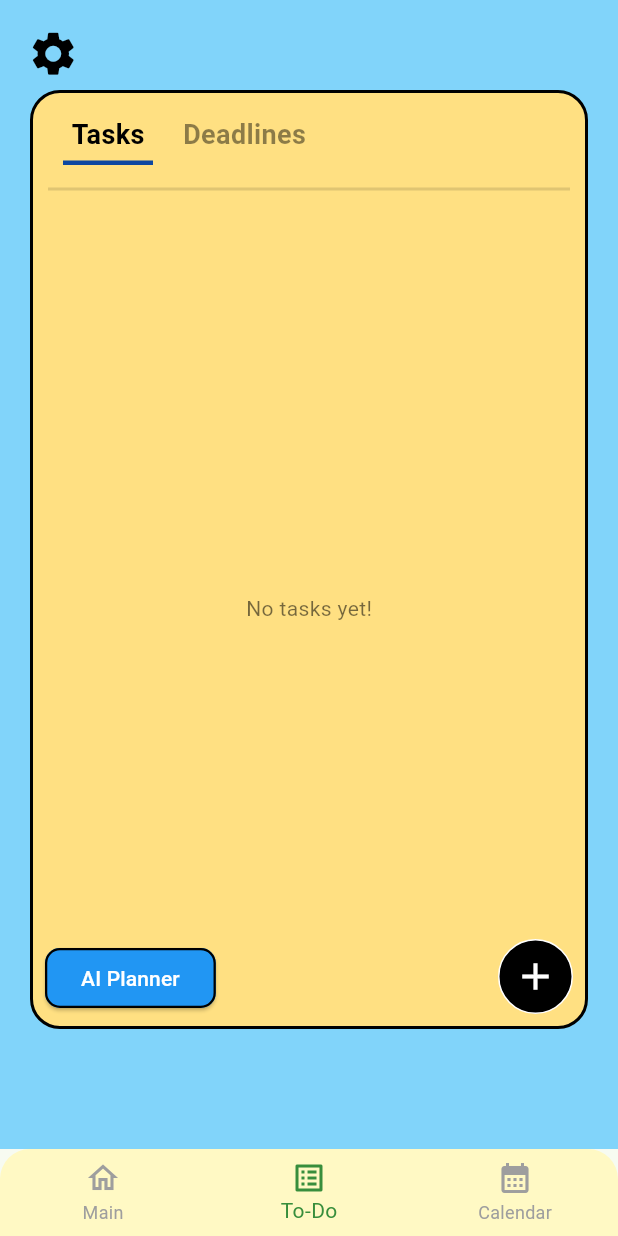
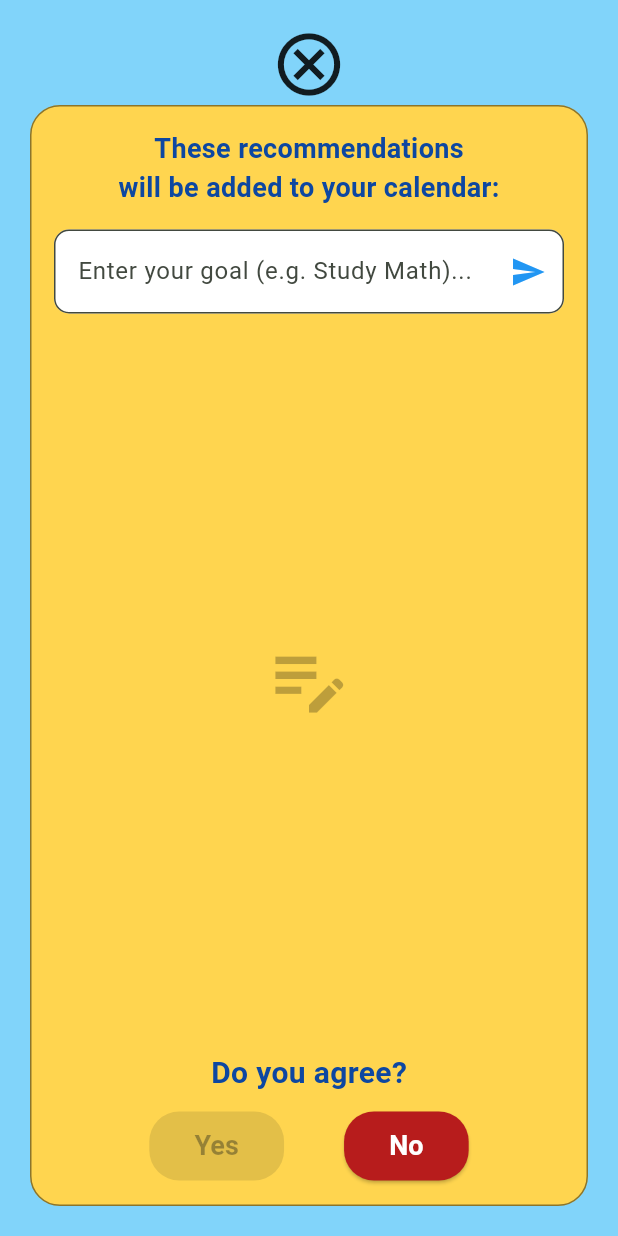
Before and after one commit to ntua-el22001/Mr-PlannTer-, a Flutter app: the screen it shows after launch, item 2 of the bottom bar chosen, after a tap on "AI Planner", on a phone screen of 412 x 824 dp. Run offline on Flutter 3.47's test engine with Material 3 defaults, Android fonts, the phone set to English and light mode, and no system bars; our stand-ins replace flutter_svg, google_generative_ai, googleapis_auth, shared_preferences, sqflite, sqflite_common_ffi and 1 more; missing offline and left inert: googleapis; accounts and stored records are empty.

Commit message:
AI Planner and to-do list

```diff
--- /dev/null
+++ b/lib/data/task_model.dart
@@ -0,0 +1,56 @@
+class Task {
+  // Πεδία (Τα δεδομένα μας)
+  int? id;
+  String title;
+  String description;
+  String type;          // 'task' ή 'deadline'
+  bool isCompleted;     // true ή false
+  String scheduledDate; // π.χ. "2025-12-25"
+  String scheduledTime; // π.χ. "10:30"
+  int duration;         // σε λεπτά
+  int importance;       // 1, 2, 3
+
+  // Κατασκευαστής (Πώς φτιάχνουμε ένα νέο Task)
+  Task({
+    this.id,
+    required this.title,
+    this.description = '',
+    required this.type,
+    this.isCompleted = false, // Από προεπιλογή είναι ατελείωτο
+    required this.scheduledDate,
+    required this.scheduledTime,
+    this.duration = 30,
+    this.importance = 1,
+  });
+
+  factory Task.fromMap(Map<String, dynamic> map) {
+    return Task(
+      id: map['id'],
+      title: map['title'],
+      description: map['description'] ?? '',
+      type: map['type'],
+      // Η SQLite αποθηκεύει το true/false ως 1/0. Εδώ το μετατρέπουμε πάλι.
+      isCompleted: (map['is_completed'] ?? 0) == 1,
+      scheduledDate: map['scheduled_date'],
+      scheduledTime: map['scheduled_time'],
+      duration: map['duration'] ?? 30,
+      importance: map['importance'] ?? 1,
+    );
+  }
+
+
+  Map<String, dynamic> toMap() {
+    return {
+      'id': id,
+      'title': title,
+      'description': description,
+      'type': type,
+      // Μετατρέπουμε το true σε 1 και το false σε 0 για τη βάση
+      'is_completed': isCompleted ? 1 : 0,
+      'scheduled_date': scheduledDate,
+      'scheduled_time': scheduledTime,
+      'duration': duration,
+      'importance': importance,
+    };
+  }
+}
--- a/lib/main.dart
+++ b/lib/main.dart
@@ -1,13 +1,19 @@
 import 'package:flutter/material.dart';
-// Εισάγουμε τον κεντρικό διαχειριστή πλοήγησης
-import 'package:app_mr_plannter/screens/main_wrapper_screen.dart';
+import 'dart:io';
+import 'package:sqflite_common_ffi/sqflite_ffi.dart';
 import 'data/local_storage_service.dart';
+import 'screens/main_wrapper_screen.dart';
 
-// Ορίζουμε το main μία φορά και ως async για να καλέσουμε την init()
 void main() async {
   WidgetsFlutterBinding.ensureInitialized();
 
-  // Αρχικοποίηση της τοπικής αποθήκευσης (Persistence)
+  if (Platform.isWindows || Platform.isLinux || Platform.isMacOS) {
+    // Αρχικοποίηση του Database Factory για Desktop
+    sqfliteFfiInit();
+    databaseFactory = databaseFactoryFfi;
+  }
+
+
   await LocalStorageService().init();
 
   runApp(const MyApp());
--- /dev/null
+++ b/lib/screens/ai_planner_screen.dart
@@ -0,0 +1,239 @@
+import 'package:flutter/material.dart';
+import '../data/database_helper.dart';
+import '../data/task_model.dart';
+import '../data/gemini_service.dart';
+
+class AIPlannerScreen extends StatefulWidget {
+  const AIPlannerScreen({super.key});
+
+  @override
+  State<AIPlannerScreen> createState() => _AIPlannerScreenState();
+}
+
+class _AIPlannerScreenState extends State<AIPlannerScreen> {
+  final TextEditingController _controller = TextEditingController();
+  bool _isGenerating = false;
+  List<Map<String, dynamic>> _generatedSteps = [];
+
+  // Δημιουργία του πλάνου με το Gemini AI
+  Future<void> _generatePlan() async {
+    final text = _controller.text.trim();
+    if (text.isEmpty) return;
+
+    FocusScope.of(context).unfocus();
+
+    setState(() {
+      _isGenerating = true;
+      _generatedSteps = [];
+    });
+
+    final steps = await GeminiService().generateStudyPlan(text);
+
+    if (mounted) {
+      setState(() {
+        _generatedSteps = steps.map((step) => {
+          'title': step,
+          'isSelected': true
+        }).toList();
+        _isGenerating = false;
+      });
+    }
+  }
+
+  Future<void> _saveSelectedTasks() async {
+    int count = 0;
+    for (var step in _generatedSteps) {
+      if (step['isSelected']) {
+        final newTask = Task(
+          title: step['title'],
+          type: 'task',
+          scheduledDate: DateTime.now().toIso8601String().split('T')[0],
+          scheduledTime: "09:00",
+          description: "AI Plan: ${_controller.text}",
+          duration: 30,
+          importance: 2,
+        );
+        await DatabaseHelper().insertTask(newTask.toMap());
+        count++;
+      }
+    }
+
+    if (mounted) {
+      ScaffoldMessenger.of(context).showSnackBar(SnackBar(content: Text("$count Tasks added!")));
+      Navigator.pop(context, true);
+    }
+  }
+
+  @override
+  Widget build(BuildContext context) {
+    return Scaffold(
+      backgroundColor: Colors.lightBlue.shade200, // Φόντο Ουρανού
+      resizeToAvoidBottomInset: true, // Για να ανεβαίνει όταν βγαίνει το πληκτρολόγιο
+      body: SafeArea(
+        child: Stack(
+          children: [
+            // Κουμπί Κλεισίματος (X) ψηλά
+            Positioned(
+              top: 10, left: 0, right: 0,
+              child: Center(
+                child: IconButton(
+                  icon: const Icon(Icons.cancel_outlined, size: 50, color: Colors.black87),
+                  onPressed: () => Navigator.pop(context),
+                ),
+              ),
+            ),
+
+            // Το Κίτρινο Πλαίσιο
+            Padding(
+              padding: const EdgeInsets.only(top: 70, left: 20, right: 20, bottom: 20),
+              child: Container(
+                decoration: BoxDecoration(
+                  color: const Color(0xFFFFD54F), // Κίτρινο Χρώμα
+                  borderRadius: BorderRadius.circular(20),
+                  border: Border.all(color: Colors.black45, width: 1),
+                ),
+                child: Column(
+                  children: [
+                    // Header Text
+                    Padding(
+                      padding: const EdgeInsets.all(15.0),
+                      child: Column(
+                        children: const [
+                          Text(
+                            "These recommendations",
+                            style: TextStyle(fontSize: 18, fontWeight: FontWeight.bold, color: Color(0xFF0D47A1)),
+                          ),
+                          Text(
+                            "will be added to your calendar:",
+                            style: TextStyle(fontSize: 18, fontWeight: FontWeight.bold, color: Color(0xFF0D47A1)),
+                          ),
+                        ],
+                      ),
+                    ),
+
+                    // Εισαγωγή στόχου
+                    if (_generatedSteps.isEmpty && !_isGenerating)
+                    Padding(
+                      padding: const EdgeInsets.symmetric(horizontal: 15.0),
+                      child: TextField(
+                        controller: _controller,
+                        decoration: InputDecoration(
+                          hintText: "Enter your goal (e.g. Study Math)...",
+                          fillColor: Colors.white,
+                          filled: true,
+                          border: OutlineInputBorder(borderRadius: BorderRadius.circular(10)),
+                          suffixIcon: IconButton(
+                            icon: const Icon(Icons.send, color: Colors.blue),
+                            onPressed: _generatePlan,
+                          ),
+                        ),
+                        onSubmitted: (_) => _generatePlan(),
+                      ),
+                    ),
+
+                    const SizedBox(height: 10),
+
+                    // Loading ή Λίστα
+                    Expanded(
+                      child: _isGenerating
+                          ? const Center(child: CircularProgressIndicator(color: Colors.blue))
+                          : _generatedSteps.isEmpty
+                              ? const Center(child: Icon(Icons.edit_note, size: 60, color: Colors.black26))
+                              : ListView.builder(
+                                  padding: const EdgeInsets.symmetric(horizontal: 15),
+                                  itemCount: _generatedSteps.length,
+                                  itemBuilder: (context, index) {
+                                    return GestureDetector(
+                                      onTap: () {
+                                        setState(() {
+                                          _generatedSteps[index]['isSelected'] = !_generatedSteps[index]['isSelected'];
+                                        });
+                                      },
+                                      child: Container(
+                                        margin: const EdgeInsets.only(bottom: 8),
+                                        padding: const EdgeInsets.symmetric(horizontal: 10, vertical: 12),
+                                        decoration: BoxDecoration(
+                                          color: Colors.white,
+                                          borderRadius: BorderRadius.circular(10),
+                                          border: Border.all(color: Colors.blue.shade300, width: 1.5),
+                                        ),
+                                        child: Row(
+                                          children: [
+                                            // Το κυκλικό checkbox
+                                            Container(
+                                              width: 16, height: 16,
+                                              decoration: BoxDecoration(
+                                                shape: BoxShape.circle,
+                                                border: Border.all(color: Colors.blue.shade900, width: 2),
+                                                color: _generatedSteps[index]['isSelected']
+                                                    ? Colors.blue.shade900
+                                                    : Colors.transparent,
+                                              ),
+                                            ),
+                                            const SizedBox(width: 10),
+                                            // Το κείμενο
+                                            Expanded(
+                                              child: Text(
+                                                _generatedSteps[index]['title'],
+                                                style: const TextStyle(fontSize: 16, color: Colors.black87),
+                                              ),
+                                            ),
+                                          ],
+                                        ),
+                                      ),
+                                    );
+                                  },
+                                ),
+                    ),
+
+                    // Footer Buttons (Yes / No)
+                    Padding(
+                      padding: const EdgeInsets.all(15.0),
+                      child: Column(
+                        children: [
+                          const Text(
+                            "Do you agree?",
+                            style: TextStyle(fontSize: 20, fontWeight: FontWeight.bold, color: Color(0xFF0D47A1)),
+                          ),
+                          const SizedBox(height: 10),
+                          Row(
+                            mainAxisAlignment: MainAxisAlignment.center,
+                            children: [
+                              // YES Button (Green)
+                              ElevatedButton(
+                                style: ElevatedButton.styleFrom(
+                                  backgroundColor: const Color(0xFF1B5E20), // Πράσινο
+                                  foregroundColor: Colors.white,
+                                  padding: const EdgeInsets.symmetric(horizontal: 30, vertical: 10),
+                                  shape: RoundedRectangleBorder(borderRadius: BorderRadius.circular(20)),
+                                ),
+                                onPressed: _generatedSteps.isEmpty ? null : _saveSelectedTasks,
+                                child: const Text("Yes", style: TextStyle(fontSize: 18, fontWeight: FontWeight.bold)),
+                              ),
+                              const SizedBox(width: 40),
+                              // NO Button (Red)
+                              ElevatedButton(
+                                style: ElevatedButton.styleFrom(
+                                  backgroundColor: const Color(0xFFB71C1C), // Κόκκινο
+                                  foregroundColor: Colors.white,
+                                  padding: const EdgeInsets.symmetric(horizontal: 30, vertical: 10),
+                                  shape: RoundedRectangleBorder(borderRadius: BorderRadius.circular(20)),
+                                ),
+                                onPressed: () => Navigator.pop(context),
+                                child: const Text("No", style: TextStyle(fontSize: 18, fontWeight: FontWeight.bold)),
+                              ),
+                            ],
+                          )
+                        ],
+                      ),
+                    )
+                  ],
+                ),
+              ),
+            ),
+          ],
+        ),
+      ),
+    );
+  }
+}
--- a/lib/screens/timer_wrapper_screen.dart
+++ b/lib/screens/timer_wrapper_screen.dart
@@ -52,7 +52,7 @@ class _TimerWrapperScreenState extends State<TimerWrapperScreen> with TickerProv
 
 
   final String _wateringModePath = 'assets/images/watering_mode.svg'; // Ποτιστήρι που ποτίζει
-  final String _fillingModePath = 'assets/images/watering_can_filling.svg'; // Ποτιστήρι που γεμίζει (με βρύση)
+  final String _fillingModePath = 'assets/images/watering_can_default.svg'; // Ποτιστήρι που γεμίζει (με βρύση)
 
   @override
   void initState() {
@@ -439,7 +439,7 @@ class _TimerWrapperScreenState extends State<TimerWrapperScreen> with TickerProv
                 height: 180,
                 placeholderBuilder: (c) => Column(
                   children: [
-                    SvgPicture.asset('assets/images/tap_happy.svg', height: 60),
+                    SvgPicture.asset('assets/images/tap_begging.svg', height: 60),
                     SvgPicture.asset('assets/images/watering_can_default.svg', height: 100),
                   ],
                 ),
--- a/pubspec.yaml
+++ b/pubspec.yaml
@@ -41,13 +41,15 @@ dependencies:
   light_sensor: ^3.0.1    # Για φωτεινότητα (Sensors)
   url_launcher: ^6.1.0    # For opening URLs
   http: ^1.1.0            # For HTTP requests
-  sqflite: ^2.3.0      # <--- ΓΙΑ ΤΗ ΒΑΣΗ ΔΕΔΟΜΕΝΩΝ
+  sqflite: ^2.3.0     # For SQLite database
+  sqflite_common_ffi: ^2.3.6  # For SQLite on desktop platforms
   path: ^1.9.0
 
   # The following adds the Cupertino Icons font to your application.
   # Use with the CupertinoIcons class for iOS style icons.
   cupertino_icons: ^1.0.8
-  sqflite_common_ffi: ^2.3.6
+  google_generative_ai: ^0.4.7
+  flutter_dotenv: ^6.0.0
 
 dev_dependencies:
   flutter_test:
```
Also changed, not shown: lib/data/database_helper.dart (+10 -0 lines), lib/data/gemini_service.dart (added, +40 -0 lines), lib/screens/new_task_screen.dart (+33 -17 lines), lib/screens/settings_screen.dart (+4 -3 lines), lib/screens/todo_list_screen.dart (+90 -50 lines), pubspec.lock, 1 other file.
